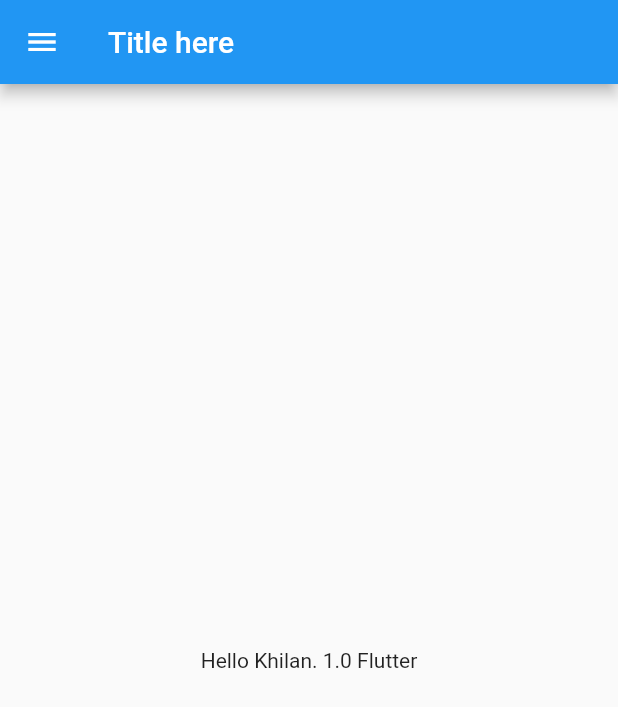
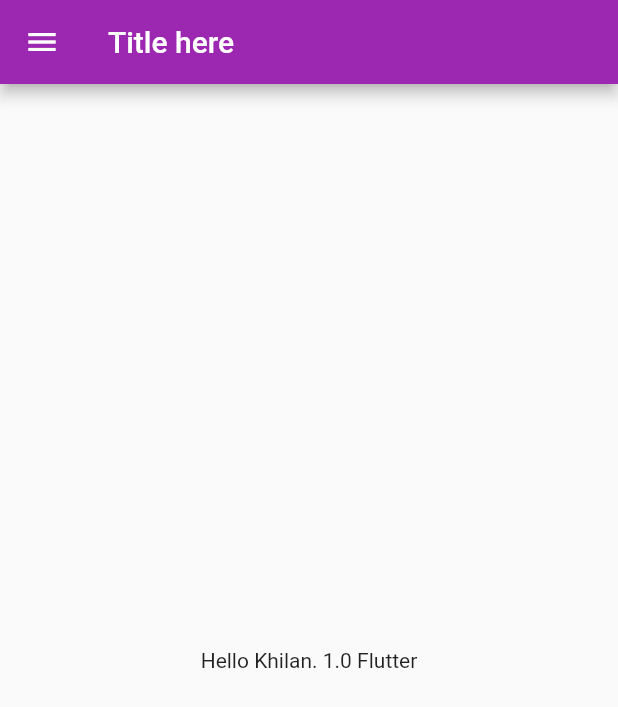
Before and after one commit to coderMikhael/flutterdev, a Flutter app: the screen it shows after launch, on a phone screen of 412 x 824 dp. Shown: the top 707 px of the screen. Run offline on Flutter 3.47's test engine with Material 2 defaults, Android fonts, the phone set to English and light mode, and no system bars.

Commit message:
Day3 Commit

```diff
--- a/lib/home_page.dart
+++ b/lib/Pages/home_page.dart
@@ -1,7 +1,7 @@
 import 'package:flutter/material.dart';
 
-class homepage extends StatelessWidget {
-  const homepage({Key? key}) : super(key: key);
+class HomePage extends StatelessWidget {
+  const HomePage({Key? key}) : super(key: key);
 
   @override
   Widget build(BuildContext context) {
--- a/lib/main.dart
+++ b/lib/main.dart
@@ -1,17 +1,26 @@
+import 'package:flutter/widgets.dart';
 import 'package:flutter/material.dart';
-import 'package:flutter_application_1/home_page.dart';
+import 'package:flutter_application_1/Pages/home_page.dart';
+import 'package:flutter_application_1/Pages/login_page.dart';
 
 void main() {
-  runApp(myapp());
+  runApp(MyApp());
 }
 
-class myapp extends StatelessWidget {
-  const myapp({Key? key}) : super(key: key);
+class MyApp extends StatelessWidget {
+  const MyApp({Key? key}) : super(key: key);
 
   @override
   Widget build(BuildContext context) {
     return MaterialApp(
-      home: homepage(),
+      themeMode: ThemeMode.light,
+      theme: ThemeData(primarySwatch: Colors.purple),
+      darkTheme: ThemeData(brightness: Brightness.dark),
+      initialRoute: "/",
+      routes: {
+        "/": (context) => HomePage(),
+        "/login": (context) => LoginPage(),
+      },
     );
   }
 }
```
Also changed, not shown: lib/Pages/login_page.dart (added, +21 -0 lines).
